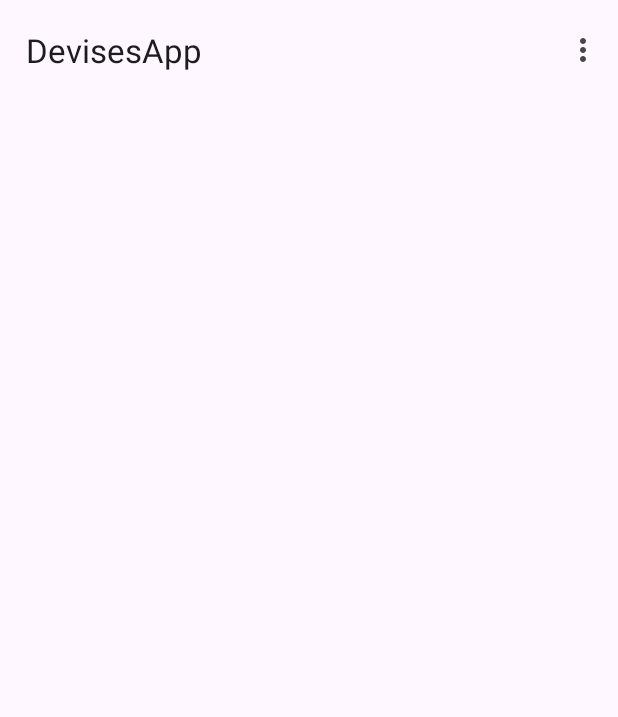
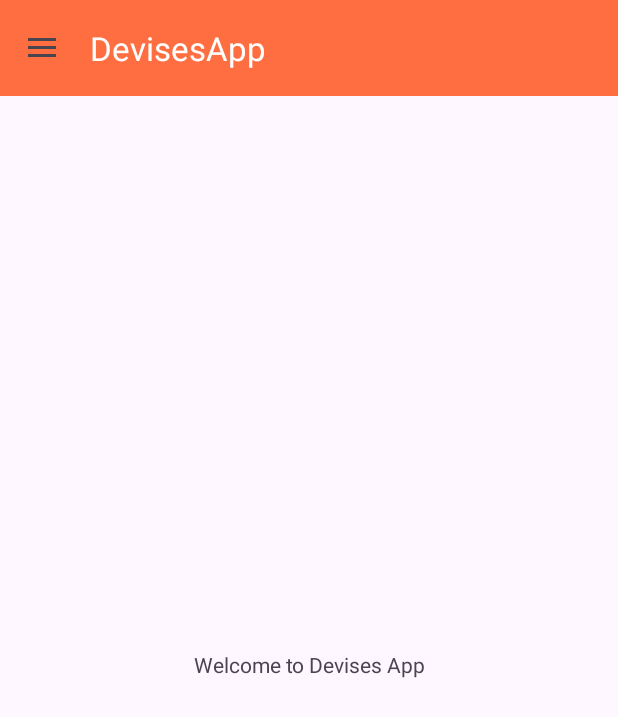
Before and after one commit to aichaharim03/DevisesApp, an Android app: the DashboardActivity screen opened directly, with no data from a screen before it, on a phone screen of 412 x 824 dp. Shown: the top 717 px of the screen. Run offline under Robolectric (Android 15) with nearby library versions, the phone set to English and light mode, and no system bars; our stand-ins replace Firebase (no records; nobody signed in at launch, a user with empty details on screens opened directly).

Commit message:
nav drawer

```diff
--- a/app/src/main/java/com/attijariwafabank/devisesapp/activities/DashboardActivity.kt
+++ b/app/src/main/java/com/attijariwafabank/devisesapp/activities/DashboardActivity.kt
@@ -3,23 +3,50 @@ package com.attijariwafabank.devisesapp.activities
 import android.content.Context
 import android.content.res.Configuration
 import android.os.Bundle
+import android.view.MenuItem
+import androidx.appcompat.app.ActionBarDrawerToggle
 import androidx.appcompat.app.AppCompatActivity
+import androidx.drawerlayout.widget.DrawerLayout
 import androidx.navigation.NavController
 import androidx.navigation.findNavController
 import com.attijariwafabank.devisesapp.R
 import com.attijariwafabank.devisesapp.databinding.ActivityDashboardBinding
+import com.google.android.material.navigation.NavigationView
 import java.util.Locale
 
-class DashboardActivity : AppCompatActivity() {
+class DashboardActivity : AppCompatActivity() , NavigationView.OnNavigationItemSelectedListener {
 
     private lateinit var navController: NavController
     private lateinit var binding: ActivityDashboardBinding
 
+    private lateinit var drawerLayout: DrawerLayout
+    private lateinit var navigationView: NavigationView
+    private lateinit var toolbar: androidx.appcompat.widget.Toolbar
+
     override fun onCreate(savedInstanceState: Bundle?) {
         super.onCreate(savedInstanceState)
         binding = ActivityDashboardBinding.inflate(layoutInflater)
+        drawerLayout = binding.drawerLayout
         setContentView(binding.root)
+
+        toolbar = binding.toolbar
+        setSupportActionBar(toolbar)
+        supportActionBar?.setDisplayHomeAsUpEnabled(true)
+        navigationView = binding.navigationView
+        supportActionBar?.title = getString(R.string.app_name)
+
+
+        navigationView.setNavigationItemSelectedListener(this)
+
+        val toggle = ActionBarDrawerToggle(this,drawerLayout,toolbar,R.string.open_nav,R.string.close_nav)
+        drawerLayout.addDrawerListener(toggle)
+        toggle.syncState()
+
+
+
     }
+
+
 
     override fun onSupportNavigateUp(): Boolean {
         navController = findNavController(R.id.nav_host_fragment_containerView)
@@ -38,4 +65,31 @@ class DashboardActivity : AppCompatActivity() {
         val context = newBase.createConfigurationContext(config)
         super.attachBaseContext(context)
     }
+
+    override fun onBackPressed() {
+        if (drawerLayout.isDrawerOpen(navigationView)) {
+            drawerLayout.closeDrawer(navigationView)
+        } else {
+            onBackPressedDispatcher.onBackPressed()
+        }
+    }
+
+    override fun onNavigationItemSelected(p0: MenuItem): Boolean {
+        when(p0.itemId){
+            R.id.nav_main_page -> {
+                navController = findNavController(R.id.nav_host_fragment_containerView)
+                navController.navigate(R.id.mainPage)
+            }
+            R.id.nav_profile -> {
+                navController = findNavController(R.id.nav_host_fragment_containerView)
+                navController.navigate(R.id.profile)
+            }
+            R.id.nav_settings -> {
+                navController = findNavController(R.id.nav_host_fragment_containerView)
+                navController.navigate(R.id.settings)
+            }
+        }
+        drawerLayout.closeDrawer(navigationView)
+        return true
+    }
 }
--- a/app/src/main/java/com/attijariwafabank/devisesapp/fragments/MainPageFragment.kt
+++ b/app/src/main/java/com/attijariwafabank/devisesapp/fragments/MainPageFragment.kt
@@ -25,40 +25,6 @@ class MainPageFragment : Fragment() {
         return binding.root
     }
 
-    override fun onViewCreated(view: View, savedInstanceState: Bundle?) {
-        super.onViewCreated(view, savedInstanceState)
-
-        val toolbar = binding.toolBar
-        (requireActivity() as AppCompatActivity).setSupportActionBar(toolbar)
-
-        auth = FirebaseAuth.getInstance()
-
-        requireActivity().addMenuProvider(object : MenuProvider {
-            override fun onCreateMenu(menu: Menu, menuInflater: MenuInflater) {
-                menuInflater.inflate(R.menu.menu_tool_bar, menu)
-            }
-
-            override fun onMenuItemSelected(menuItem: MenuItem): Boolean {
-                return when (menuItem.itemId) {
-                    R.id.tool_bar_settings -> {
-                        findNavController().navigate(R.id.action_mainPage_to_settings)  // Navigate to settings
-                        true
-                    }
-                    R.id.tool_bar_profil -> {
-                        findNavController().navigate(R.id.action_mainPage_to_profile)  // Navigate to profile
-                        true
-                    }
-                    R.id.tool_bar_logout -> {
-                        auth.signOut()
-                        Toast.makeText(requireContext(), "Logged out", Toast.LENGTH_SHORT).show()
-
-                        true
-                    }
-                    else -> false
-                }
-            }
-        }, viewLifecycleOwner)
-    }
 
     override fun onDestroyView() {
         _binding = null
--- a/app/src/main/res/layout/activity_dashboard.xml
+++ b/app/src/main/res/layout/activity_dashboard.xml
@@ -1,27 +1,54 @@
 <?xml version="1.0" encoding="utf-8"?>
-<androidx.constraintlayout.widget.ConstraintLayout
+<androidx.drawerlayout.widget.DrawerLayout
     xmlns:android="http://schemas.android.com/apk/res/android"
     xmlns:app="http://schemas.android.com/apk/res-auto"
     xmlns:tools="http://schemas.android.com/tools"
-    android:id="@+id/main"
+    android:id="@+id/drawer_layout"
     android:layout_width="match_parent"
     android:layout_height="match_parent"
+    android:fitsSystemWindows="true"
+    tools:openDrawer="start"
     tools:context=".activities.DashboardActivity">
+
+    <androidx.constraintlayout.widget.ConstraintLayout
+        android:layout_width="match_parent"
+        android:layout_height="wrap_content">
+
+        <androidx.appcompat.widget.Toolbar
+            android:id="@+id/toolbar"
+            android:layout_width="match_parent"
+            android:layout_height="?attr/actionBarSize"
+            app:popupTheme="@style/ThemeOverlay.AppCompat.Light"
+            app:titleTextColor="@android:color/white"
+            android:background="@color/orange"
+            app:layout_constraintTop_toTopOf="parent"/>
 
         <androidx.fragment.app.FragmentContainerView
             android:id="@+id/nav_host_fragment_containerView"
             android:name="androidx.navigation.fragment.NavHostFragment"
-        android:layout_width="409dp"
-        android:layout_height="0dp"
+            android:layout_width="match_parent"
+            android:layout_height="match_parent"
             android:layout_marginStart="1dp"
-        android:layout_marginTop="1dp"
             android:layout_marginEnd="1dp"
             android:layout_marginBottom="1dp"
+            android:layout_marginTop="?attr/actionBarSize"
             app:defaultNavHost="true"
             app:layout_constraintBottom_toBottomOf="parent"
             app:layout_constraintEnd_toEndOf="parent"
-        app:layout_constraintStart_toStartOf="parent"
+            app:layout_constraintStart_toStartOf="@+id/toolbar"
             app:layout_constraintTop_toTopOf="parent"
             app:navGraph="@navigation/nav_graph" />
 
     </androidx.constraintlayout.widget.ConstraintLayout>
+
+    <com.google.android.material.navigation.NavigationView
+        android:layout_width="wrap_content"
+        android:layout_height="match_parent"
+        android:id="@+id/navigationView"
+        android:layout_gravity="start"
+        app:headerLayout="@layout/nav_header"
+        app:menu="@menu/nav_menu"/>
+
+
+
+</androidx.drawerlayout.widget.DrawerLayout>
--- a/app/src/main/res/layout/fragment_main_page.xml
+++ b/app/src/main/res/layout/fragment_main_page.xml
@@ -7,12 +7,14 @@
     xmlns:app="http://schemas.android.com/apk/res-auto"
     tools:context=".fragments.MainPageFragment">
 
-    <androidx.appcompat.widget.Toolbar
+
+    <TextView
         android:layout_width="match_parent"
-        android:layout_height="wrap_content"
-        android:id="@+id/tool_bar"
+        android:layout_height="match_parent"
+        android:text="@string/WelcomePage"
         app:layout_constraintTop_toTopOf="parent"
-        android:title="test"/>
+        app:layout_constraintStart_toStartOf="parent"
+        android:gravity="center"/>
 
 
 
--- /dev/null
+++ b/app/src/main/res/menu/nav_menu.xml
@@ -0,0 +1,28 @@
+<?xml version="1.0" encoding="utf-8"?>
+<menu
+    xmlns:android="http://schemas.android.com/apk/res/android"
+    xmlns:tools="http://schemas.android.com/tools"
+    tools:showIns="navigation_view">
+     <group
+         android:checkableBehavior="single">
+         <item
+             android:id="@+id/nav_main_page"
+             android:title="@string/main_page" />
+         <item
+             android:id="@+id/nav_profile"
+             android:title="@string/profil" />
+
+            <item
+             android:id="@+id/nav_settings"
+             android:title="@string/settings" />
+     </group>
+        <item
+            android:title="">
+            <menu>
+                <item
+                    android:id="@+id/nav_logout"
+                    android:title="@string/Logged_out"/>
+
+            </menu>
+        </item>
+</menu>
--- a/app/src/main/res/values/strings.xml
+++ b/app/src/main/res/values/strings.xml
@@ -33,5 +33,9 @@
     <string name="error_empty_field">Fields cannot be empty</string>
     <string name="error_passwords_notmatching">Passwords do not match</string>
     <string name="signup_success">Account Created</string>
+    <string name="main_page">Main Page</string>
+    <string name="devises_app">Devises App</string>
+    <string name="open_nav">ouvrire navigateur</string>
+    <string name="close_nav">close nav</string>
 
 </resources>
```
Also changed, not shown: app/src/main/res/layout/nav_header.xml (added, +25 -0 lines), 1 other file. Lines whose indentation alone changed are shown as unchanged.
